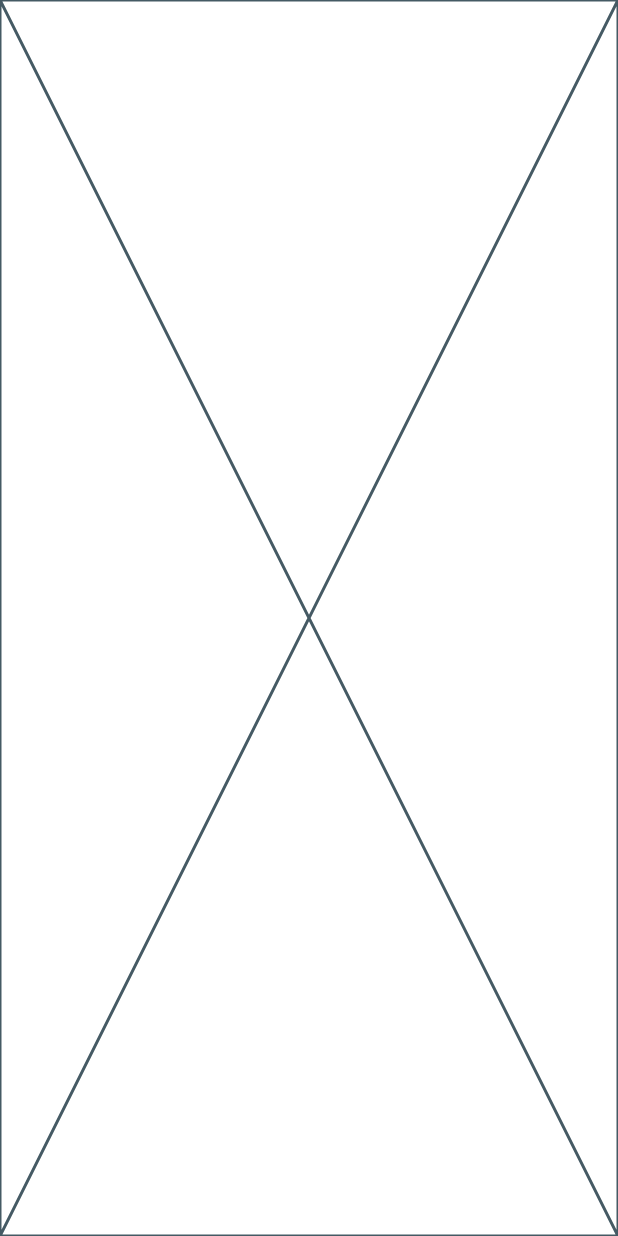
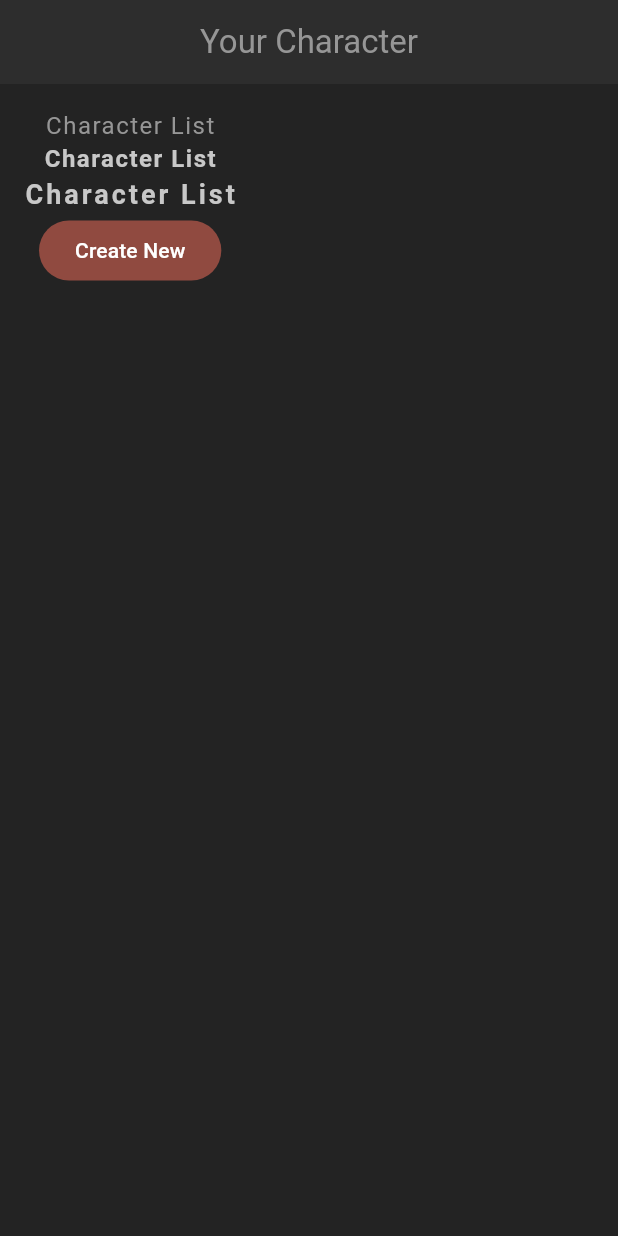
Before and after one commit to VanKhanhVuong/FlutterLearning, a Flutter app: the screen it shows after launch, on a phone screen of 412 x 824 dp. Run offline on Flutter 3.47's test engine with Material 3 defaults, Android fonts, the phone set to English and light mode, and no system bars.

Commit message:
commit custom theme and text theme

```diff
--- a/flutter_project/flutter_rpg/lib/home.dart
+++ /dev/null
@@ -1,15 +0,0 @@
-import 'package:flutter/material.dart';
-
-class Home extends StatefulWidget {
-  const Home({super.key});
-
-  @override
-  State<Home> createState() => _HomeState();
-}
-
-class _HomeState extends State<Home> {
-  @override
-  Widget build(BuildContext context) {
-    return SafeArea(child: Placeholder());
-  }
-}
--- /dev/null
+++ b/flutter_project/flutter_rpg/lib/home/home.dart
@@ -0,0 +1,33 @@
+import 'package:flutter/material.dart';
+
+class Home extends StatefulWidget {
+  const Home({super.key});
+
+  @override
+  State<Home> createState() => _HomeState();
+}
+
+class _HomeState extends State<Home> {
+  @override
+  Widget build(BuildContext context) {
+    return Scaffold(
+      appBar: AppBar(
+        title: const Text("Your Character"),
+        centerTitle: true,
+      ),
+      body: Container(
+        padding: const EdgeInsets.all(16),
+        child: Column(
+          children: [
+            const Text("Character List"),
+            Text("Character List",
+                style: Theme.of(context).textTheme.headlineMedium),
+            Text("Character List",
+                style: Theme.of(context).textTheme.titleMedium),
+            FilledButton(onPressed: () {}, child: const Text("Create New"))
+          ],
+        ),
+      ),
+    );
+  }
+}
--- a/flutter_project/flutter_rpg/lib/main.dart
+++ b/flutter_project/flutter_rpg/lib/main.dart
@@ -1,8 +1,10 @@
 import 'package:flutter/material.dart';
-import 'package:flutter_rpg/home.dart';
+import 'package:flutter_rpg/home/home.dart';
+import 'package:flutter_rpg/theme.dart';
 
 void main() {
   runApp(MaterialApp(
-    home: Home(),
+    theme: primaryTheme,
+    home: const Home(),
   ));
 }
```
Also changed, not shown: flutter_project/flutter_rpg/lib/theme.dart (added, +51 -0 lines), 2 other files.
